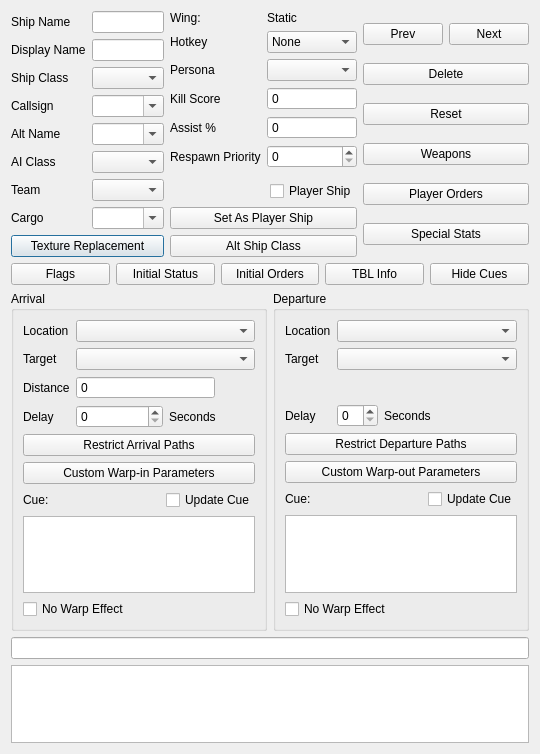
Above: qtfred/ui/ShipEditorDialog.ui from wookieejedi/fs2open.github.com before the change. Below: the same form after it.
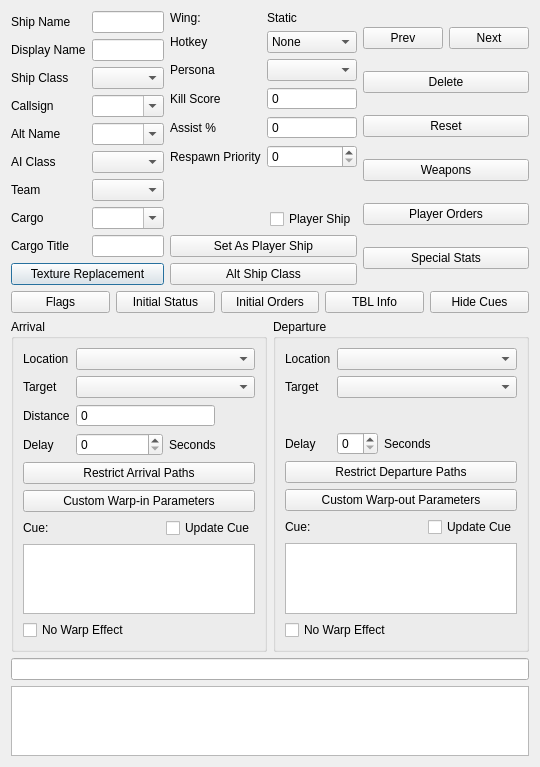
That is the form after the change. Custom widgets are drawn as their Qt base class.

Commit message:
Qtfred cargo title and scanning fields (#7387)
* implement newer cargo fields and clarify subsystem cargo settings

* static

```diff
--- a/qtfred/ui/ShipEditorDialog.ui
+++ b/qtfred/ui/ShipEditorDialog.ui
@@ -158,6 +158,20 @@
              </property>
             </widget>
            </item>
+           <item row="8" column="0">
+            <widget class="QLabel" name="cargoTitleLabel">
+             <property name="text">
+              <string>Cargo Title</string>
+             </property>
+            </widget>
+           </item>
+           <item row="8" column="1">
+            <widget class="QLineEdit" name="cargoTitleEdit">
+             <property name="toolTip">
+              <string>&lt;html&gt;&lt;head/&gt;&lt;body&gt;&lt;p&gt;Overrides the HUD label shown before the cargo name (e.g. &quot;cargo&quot;). Use &quot;#&quot; as the first character to suppress the label entirely.&lt;/p&gt;&lt;/body&gt;&lt;/html&gt;</string>
+             </property>
+            </widget>
+           </item>
           </layout>
          </item>
          <item>
```
The commit also changes 12 other files.
